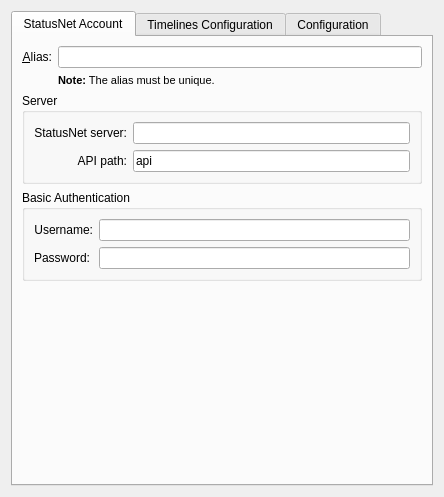
KDE/choqok, file microblogs/laconica/laconicaeditaccount_base.ui: the form before one commit.
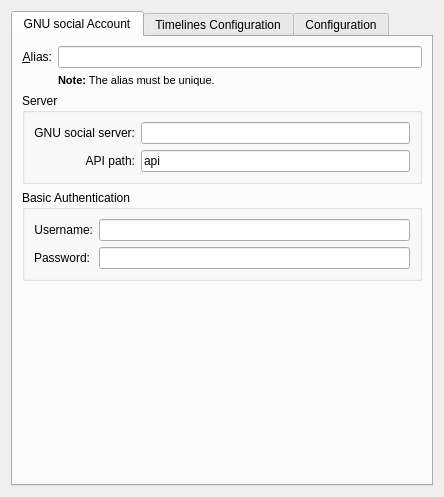
The form after the commit. Custom widgets are drawn as their Qt base class.

Commit message:
StatusNet has been renamed as GNU social.
While I'm on it, I also replaced Identi.ca by Pump.io.

REVIEW:122237

Diff of the .ui file:
```diff
--- a/microblogs/laconica/laconicaeditaccount_base.ui
+++ b/microblogs/laconica/laconicaeditaccount_base.ui
@@ -18,7 +18,7 @@
      </property>
      <widget class="QWidget" name="tabAccount">
       <attribute name="title">
-       <string>StatusNet Account</string>
+              <string>GNU social Account</string>
       </attribute>
       <layout class="QVBoxLayout" name="verticalLayout">
        <item>
@@ -100,7 +100,7 @@
           <item row="0" column="0">
            <widget class="QLabel" name="label_2">
             <property name="text">
-             <string>StatusNet server:</string>
+                          <string>GNU social server:</string>
             </property>
             <property name="alignment">
              <set>Qt::AlignRight|Qt::AlignTrailing|Qt::AlignVCenter</set>
```
Left out of the diff: 8 changed lines with no effect on the pictures. Lines whose indentation alone changed are shown as unchanged. The commit also changes 13 other files.
